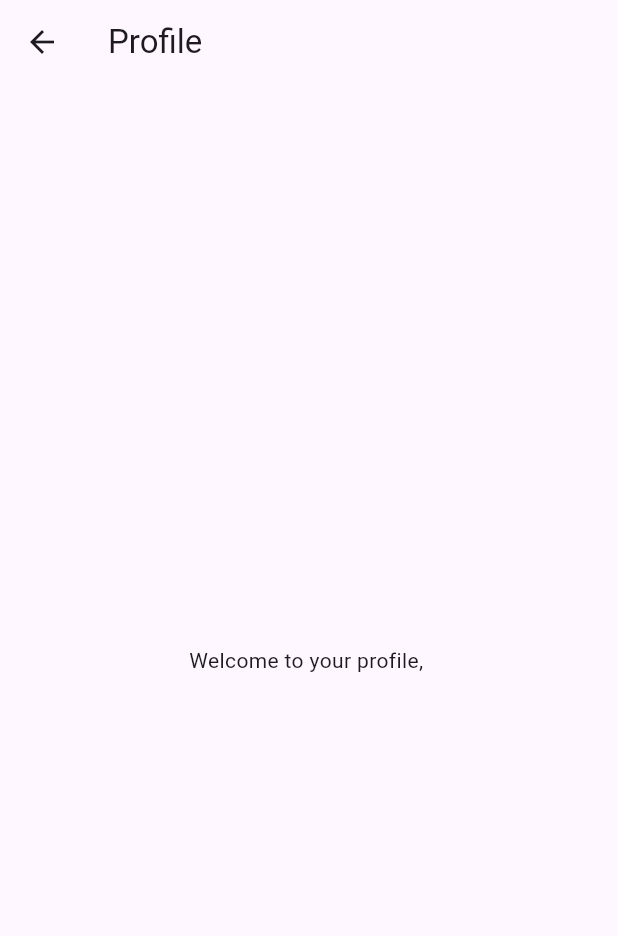
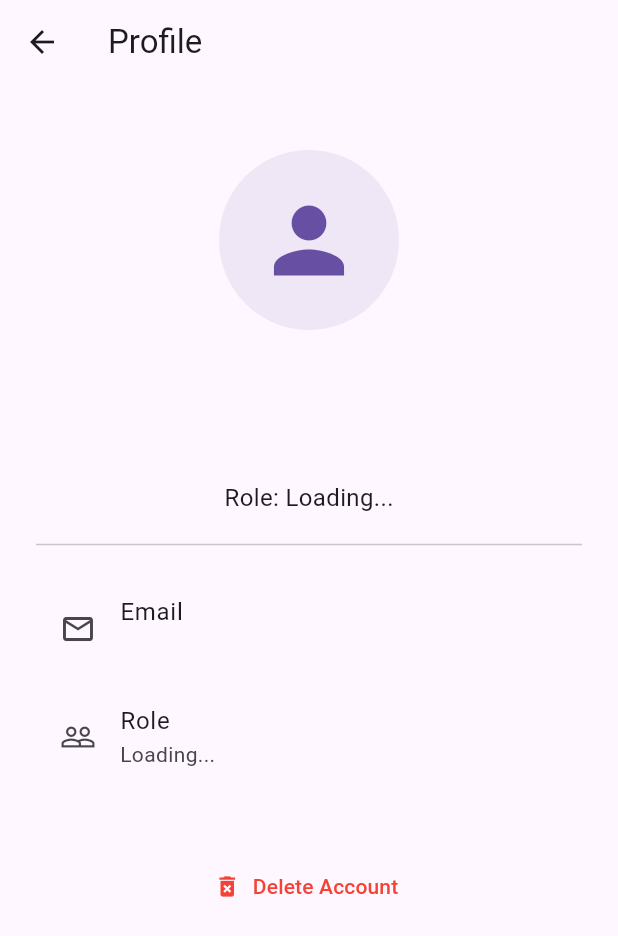
Before and after one commit to iuskhanal/klassKonnect, a Flutter app: the ProfileScreen screen opened directly with empty values, on a phone screen of 412 x 824 dp. Shown: the top 936 px of the screen. Run offline on Flutter 3.47's test engine with Material 3 defaults, Android fonts, the phone set to English and light mode, and no system bars; our stand-ins replace shared_preferences; accounts and stored records are empty.

Commit message:
FEAT: Implement Profile Screen details and initial Sign Up screen layout

```diff
--- a/klasskonnect/lib/screens/auth/signup_screen.dart
+++ b/klasskonnect/lib/screens/auth/signup_screen.dart
@@ -1,5 +1,6 @@
 import 'package:flutter/material.dart';
 import 'package:provider/provider.dart';
+import 'package:shared_preferences/shared_preferences.dart';
 import '../../main.dart';
 import '../main_home.dart';
 
@@ -21,18 +22,20 @@ class _SignUpScreenState extends State<SignUpScreen> {
   final _emailRegex = RegExp(r'^[\w-\.]+@([\w-]+\.)+[\w-]{2,4}$');
   final _passRegex = RegExp(r'^(?=.*[A-Z])(?=.*\d)(?=.*[!@#$%^&*]).{6,15}$');
 
-  void _register() {
+  // ✅ Updated register method with SharedPreferences
+  void _register() async {
     if (!_formKey.currentState!.validate()) return;
 
     final name = _nameCtrl.text.trim();
     final email = _emailCtrl.text.trim();
     final pass = _passCtrl.text;
+    final role = _role;
 
     final ok = AuthService.register(
       name: name,
       email: email,
       password: pass,
-      role: _role,
+      role: role,
     );
 
     if (!ok) {
@@ -42,7 +45,13 @@ class _SignUpScreenState extends State<SignUpScreen> {
       return;
     }
 
-    // Navigate to main home with full name
+    // ✅ Save user details locally
+    final prefs = await SharedPreferences.getInstance();
+    await prefs.setString('userName', name);
+    await prefs.setString('userEmail', email);
+    await prefs.setString('userRole', role);
+
+    // ✅ Navigate to main home screen
     Navigator.pushReplacement(
       context,
       MaterialPageRoute(builder: (_) => MainHome(userName: name)),
@@ -89,7 +98,8 @@ class _SignUpScreenState extends State<SignUpScreen> {
                         prefixIcon: Icon(Icons.person_outline),
                         border: OutlineInputBorder(),
                       ),
-                      validator: (v) => v == null || v.trim().isEmpty ? 'Enter full name' : null,
+                      validator: (v) =>
+                          v == null || v.trim().isEmpty ? 'Enter full name' : null,
                     ),
                     const SizedBox(height: 12),
                     TextFormField(
@@ -115,8 +125,10 @@ class _SignUpScreenState extends State<SignUpScreen> {
                         prefixIcon: const Icon(Icons.lock_outline),
                         border: const OutlineInputBorder(),
                         suffixIcon: IconButton(
-                          icon: Icon(_obscure ? Icons.visibility_off : Icons.visibility),
-                          onPressed: () => setState(() => _obscure = !_obscure),
+                          icon: Icon(
+                              _obscure ? Icons.visibility_off : Icons.visibility),
+                          onPressed: () =>
+                              setState(() => _obscure = !_obscure),
                         ),
                       ),
                       validator: (v) {
@@ -137,22 +149,28 @@ class _SignUpScreenState extends State<SignUpScreen> {
                         border: OutlineInputBorder(),
                       ),
                       validator: (v) {
-                        if (v == null || v.isEmpty) return 'Confirm your password';
-                        if (v != _passCtrl.text) return 'Passwords do not match';
+                        if (v == null || v.isEmpty) {
+                          return 'Confirm your password';
+                        }
+                        if (v != _passCtrl.text) {
+                          return 'Passwords do not match';
+                        }
                         return null;
                       },
                     ),
                     const SizedBox(height: 12),
                     DropdownButtonFormField<String>(
-                      initialValue: _role,
+                      value: _role,
                       decoration: const InputDecoration(
                         labelText: 'User Role',
                         prefixIcon: Icon(Icons.people_outline),
                         border: OutlineInputBorder(),
                       ),
                       items: const [
-                        DropdownMenuItem(value: 'Student', child: Text('Student')),
-                        DropdownMenuItem(value: 'Teacher', child: Text('Teacher')),
+                        DropdownMenuItem(
+                            value: 'Student', child: Text('Student')),
+                        DropdownMenuItem(
+                            value: 'Teacher', child: Text('Teacher')),
                         DropdownMenuItem(value: 'Admin', child: Text('Admin')),
                       ],
                       onChanged: (v) => setState(() => _role = v ?? 'Student'),
@@ -162,7 +180,9 @@ class _SignUpScreenState extends State<SignUpScreen> {
                       onPressed: _register,
                       style: ElevatedButton.styleFrom(
                         minimumSize: const Size.fromHeight(50),
-                        shape: RoundedRectangleBorder(borderRadius: BorderRadius.circular(12)),
+                        shape: RoundedRectangleBorder(
+                          borderRadius: BorderRadius.circular(12),
+                        ),
                       ),
                       child: const Text('Register'),
                     ),
@@ -175,7 +195,11 @@ class _SignUpScreenState extends State<SignUpScreen> {
                           onTap: () => Navigator.pop(context),
                           child: Text(
                             'Log in',
-                            style: TextStyle(color: Theme.of(context).colorScheme.primary, fontWeight: FontWeight.bold),
+                            style: TextStyle(
+                              color:
+                                  Theme.of(context).colorScheme.primary,
+                              fontWeight: FontWeight.bold,
+                            ),
                           ),
                         ),
                       ],
--- a/klasskonnect/lib/screens/home/profile_screen.dart
+++ b/klasskonnect/lib/screens/home/profile_screen.dart
@@ -1,14 +1,135 @@
 import 'package:flutter/material.dart';
+import 'package:shared_preferences/shared_preferences.dart';
 
-class ProfileScreen extends StatelessWidget {
+class ProfileScreen extends StatefulWidget {
   final String userName;
+
   const ProfileScreen({super.key, required this.userName});
 
   @override
+  State<ProfileScreen> createState() => _ProfileScreenState();
+}
+
+class _ProfileScreenState extends State<ProfileScreen> {
+  String? _email;
+  String? _role;
+
+  @override
+  void initState() {
+    super.initState();
+    _loadUserData();
+  }
+
+  Future<void> _loadUserData() async {
+    final prefs = await SharedPreferences.getInstance();
+    setState(() {
+      _email = prefs.getString('userEmail');
+      _role = prefs.getString('userRole');
+    });
+  }
+
+  void _showDeleteAccountConfirmation() {
+    showDialog(
+      context: context,
+      builder: (BuildContext context) {
+        return AlertDialog(
+          title: const Text('Delete Account'),
+          content: const Text(
+              'Are you sure you want to permanently delete your account? This action cannot be undone.'),
+          actions: [
+            TextButton(
+              onPressed: () => Navigator.pop(context),
+              child: const Text('Cancel'),
+            ),
+            TextButton(
+              onPressed: () {
+                Navigator.pop(context);
+                ScaffoldMessenger.of(context).showSnackBar(
+                  const SnackBar(
+                      content:
+                          Text('Account Deletion functionality triggered!')),
+                );
+              },
+              child: const Text(
+                'Delete',
+                style: TextStyle(color: Colors.red),
+              ),
+            ),
+          ],
+        );
+      },
+    );
+  }
+
+  @override
   Widget build(BuildContext context) {
+    final userEmail = _email ?? 'Loading...';
+    final userRole = _role ?? 'Loading...';
+
     return Scaffold(
-      appBar: AppBar(title: const Text('Profile')),
-      body: Center(child: Text('Welcome to your profile, $userName')),
+      appBar: AppBar(
+        title: const Text('Profile'),
+      ),
+      body: SingleChildScrollView(
+        padding: const EdgeInsets.all(24),
+        child: Column(
+          children: [
+            const SizedBox(height: 20),
+            CircleAvatar(
+              radius: 60,
+              backgroundColor:
+                  Theme.of(context).colorScheme.primary.withOpacity(0.1),
+              child: Icon(
+                Icons.person,
+                size: 70,
+                color: Theme.of(context).colorScheme.primary,
+              ),
+            ),
+            const SizedBox(height: 24),
+            Text(
+              widget.userName,
+              style: const TextStyle(
+                fontSize: 26,
+                fontWeight: FontWeight.bold,
+              ),
+            ),
+            const SizedBox(height: 8),
+            Text(
+              userEmail,
+              style: TextStyle(
+                fontSize: 18,
+                color: Theme.of(context).colorScheme.onSurfaceVariant,
+              ),
+            ),
+            const SizedBox(height: 4),
+            Text(
+              'Role: $userRole',
+              style: const TextStyle(fontSize: 16),
+            ),
+            const Divider(height: 40, thickness: 1),
+            ListTile(
+              leading: const Icon(Icons.mail_outline),
+              title: const Text('Email'),
+              subtitle: Text(userEmail),
+            ),
+            ListTile(
+              leading: const Icon(Icons.people_outline),
+              title: const Text('Role'),
+              subtitle: Text(userRole),
+            ),
+            const SizedBox(height: 40),
+            TextButton.icon(
+              onPressed: _showDeleteAccountConfirmation,
+              icon: const Icon(Icons.delete_forever, color: Colors.red),
+              label: const Text(
+                'Delete Account',
+                style:
+                    TextStyle(color: Colors.red, fontWeight: FontWeight.w500),
+              ),
+            ),
+          ],
+        ),
+      ),
     );
   }
 }
```
